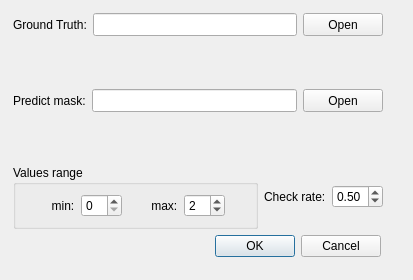
scrssys/SCRS_RS_AI, file ui/postProcess/AccuracyEvaluate.ui: the form before one commit.
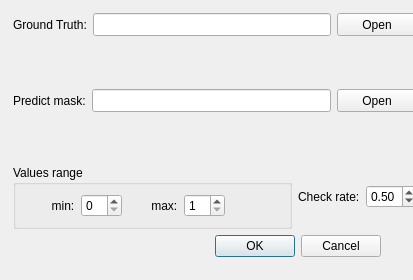
The form after the commit.

What changed in the file:
```diff
--- a/ui/postProcess/AccuracyEvaluate.ui
+++ b/ui/postProcess/AccuracyEvaluate.ui
@@ -29,12 +29,12 @@
     <set>QDialogButtonBox::Cancel|QDialogButtonBox::Ok</set>
    </property>
   </widget>
-  <widget class="QWidget" name="">
+  <widget class="QWidget" name="layoutWidget">
    <property name="geometry">
     <rect>
      <x>13</x>
      <y>13</y>
-     <width>370</width>
+     <width>404</width>
      <height>216</height>
     </rect>
    </property>
@@ -184,7 +184,7 @@
             <number>1</number>
            </property>
            <property name="value">
-            <number>2</number>
+            <number>1</number>
            </property>
           </widget>
          </item>
```
